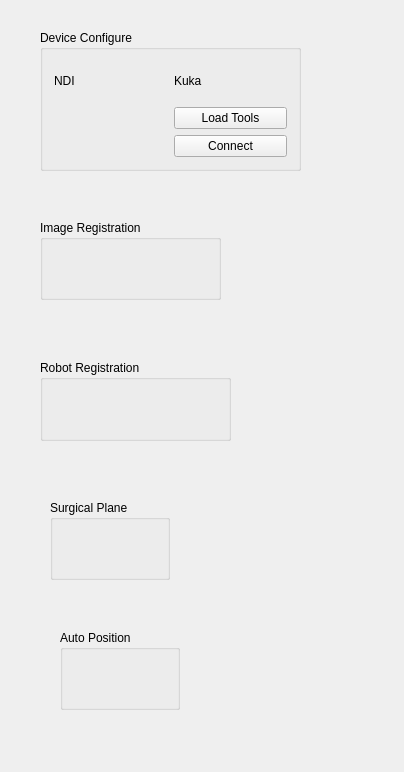
Qt form Plugins/org.mitk.lancet.surgicalsimulate/src/internal/SurgicalSimulateControls.ui (lllnico/LancetMITK-Adition) before a commit.
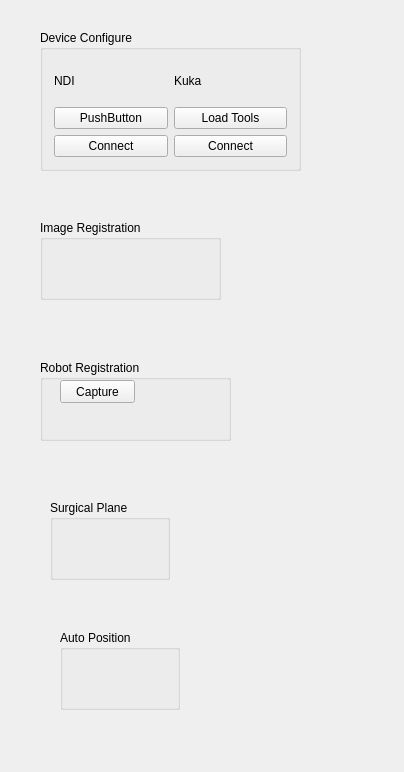
The same form after that commit.

Commit message: Surgical Simulate Robot Regitratioin

Diff of the .ui file:
```diff
--- a/Plugins/org.mitk.lancet.surgicalsimulate/src/internal/SurgicalSimulateControls.ui
+++ b/Plugins/org.mitk.lancet.surgicalsimulate/src/internal/SurgicalSimulateControls.ui
@@ -60,6 +60,20 @@
       </property>
      </widget>
     </item>
+    <item row="1" column="0">
+     <widget class="QPushButton" name="pushButton">
+      <property name="text">
+       <string>PushButton</string>
+      </property>
+     </widget>
+    </item>
+    <item row="2" column="0">
+     <widget class="QPushButton" name="pushButton_connectVega">
+      <property name="text">
+       <string>Connect</string>
+      </property>
+     </widget>
+    </item>
    </layout>
   </widget>
   <widget class="QGroupBox" name="groupBox_2">
@@ -87,6 +101,19 @@
    <property name="title">
     <string>Robot Registration</string>
    </property>
+   <widget class="QPushButton" name="pushButton_captureRobot">
+    <property name="geometry">
+     <rect>
+      <x>20</x>
+      <y>20</y>
+      <width>75</width>
+      <height>23</height>
+     </rect>
+    </property>
+    <property name="text">
+     <string>Capture</string>
+    </property>
+   </widget>
   </widget>
   <widget class="QGroupBox" name="groupBox_4">
    <property name="geometry">
```
The commit also changes 5 other files.
